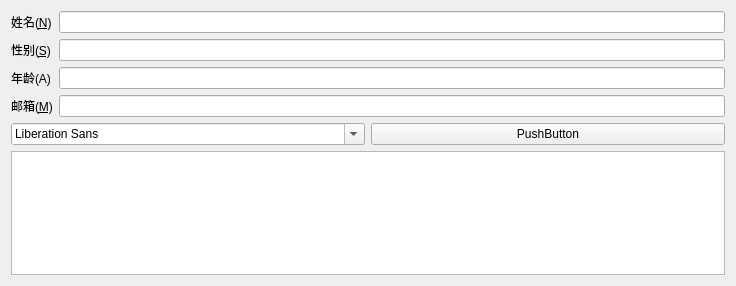
Above: UI-PROJ/layout_my/mylayout/mywidget.ui from freedomvictory/QT-proj-practice before the change. Below: the same form after it.
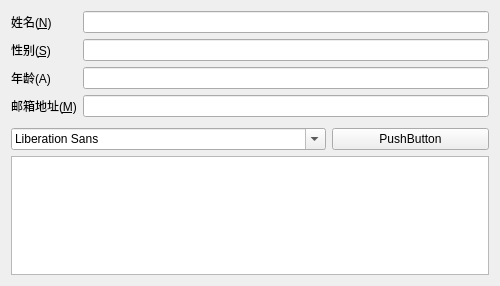
That is the form after the change.

Patch:
```diff
--- a/UI-PROJ/layout_my/mylayout/mywidget.ui
+++ b/UI-PROJ/layout_my/mylayout/mywidget.ui
@@ -6,16 +6,34 @@
    <rect>
     <x>0</x>
     <y>0</y>
-    <width>736</width>
+    <width>500</width>
     <height>286</height>
    </rect>
   </property>
+  <property name="minimumSize">
+   <size>
+    <width>200</width>
+    <height>150</height>
+   </size>
+  </property>
+  <property name="maximumSize">
+   <size>
+    <width>500</width>
+    <height>350</height>
+   </size>
+  </property>
   <property name="windowTitle">
    <string>MyWidget</string>
   </property>
   <layout class="QVBoxLayout" name="verticalLayout">
    <item>
     <layout class="QFormLayout" name="formLayout">
+     <property name="sizeConstraint">
+      <enum>QLayout::SetFixedSize</enum>
+     </property>
+     <property name="fieldGrowthPolicy">
+      <enum>QFormLayout::ExpandingFieldsGrow</enum>
+     </property>
      <item row="0" column="0">
       <widget class="QLabel" name="nLabel">
        <property name="text">
@@ -55,7 +73,7 @@
      <item row="3" column="0">
       <widget class="QLabel" name="mLabel">
        <property name="text">
-        <string>邮箱(&amp;M)</string>
+        <string>邮箱地址(&amp;M)</string>
        </property>
        <property name="buddy">
         <cstring>mLineEdit</cstring>
@@ -72,6 +90,9 @@
      <property name="orientation">
       <enum>Qt::Vertical</enum>
      </property>
+     <property name="sizeType">
+      <enum>QSizePolicy::Fixed</enum>
+     </property>
      <property name="sizeHint" stdset="0">
       <size>
        <width>20</width>
@@ -81,7 +102,7 @@
     </spacer>
    </item>
    <item>
-    <layout class="QHBoxLayout" name="horizontalLayout">
+    <layout class="QHBoxLayout" name="horizontalLayout" stretch="2,1">
      <item>
       <widget class="QFontComboBox" name="fontComboBox"/>
      </item>
```
